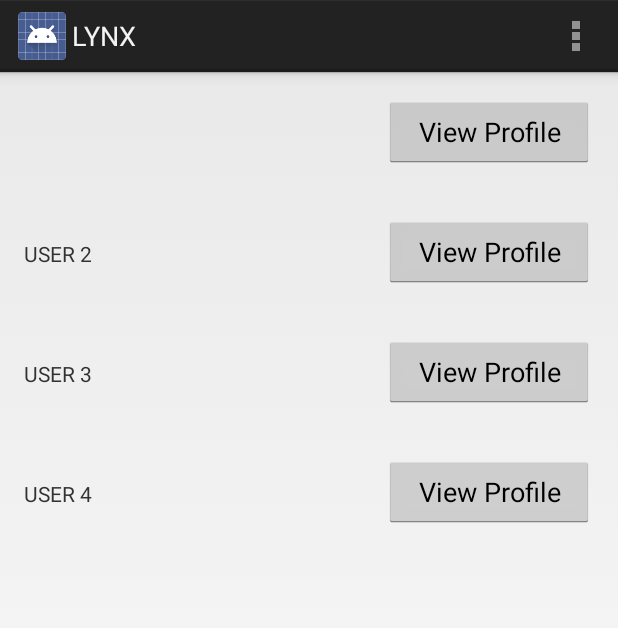
After one commit to vincelugli/GIT-MAD-Appathon, an Android app: the LynxAppActivity screen opened directly, with no data from a screen before it, on a phone screen of 412 x 824 dp. The commit adds this screen. Shown: the top 628 px of the screen. Run offline under Robolectric (Android 15) with nearby library versions, the phone set to English and light mode, and no system bars.

Commit message:
Added variable users to Lynx Activity. Pass username to Lynx Activity

```diff
--- a/Lynx/app/src/main/java/com/lynx/LoginActivity.java
+++ b/Lynx/app/src/main/java/com/lynx/LoginActivity.java
@@ -279,7 +279,9 @@ public class LoginActivity extends Activity implements LoaderCallbacks<Cursor>{
             showProgress(false);
 
             if (success) {
-                Intent lynxIntent = new Intent (getApplicationContext(), LynxActivity.class);
+                Intent lynxIntent = new Intent (getApplicationContext(), LynxAppActivity.class);
+                lynxIntent.putExtra("username", mUsername);
+
                 startActivity(lynxIntent);
                 finish();
             } else {
--- /dev/null
+++ b/Lynx/app/src/main/java/com/lynx/LynxAppActivity.java
@@ -0,0 +1,102 @@
+package com.lynx;
+
+import android.app.Activity;
+import android.app.ActionBar;
+import android.app.Fragment;
+import android.content.Intent;
+import android.os.Bundle;
+import android.util.Log;
+import android.view.LayoutInflater;
+import android.view.Menu;
+import android.view.MenuItem;
+import android.view.View;
+import android.view.ViewGroup;
+import android.os.Build;
+import android.widget.LinearLayout;
+import android.widget.TextView;
+
+
+public class LynxAppActivity extends Activity {
+
+    @Override
+    protected void onCreate(Bundle savedInstanceState) {
+        super.onCreate(savedInstanceState);
+        setContentView(R.layout.activity_lynx_app);
+//        if (savedInstanceState == null) {
+//            getFragmentManager().beginTransaction()
+//                    .add(R.id.container, new UserFragment())
+//                    .commit();
+//        }
+
+        LinearLayout fragmentContainer = (LinearLayout) findViewById(R.id.userLinearLayout);
+
+        LinearLayout layout = new LinearLayout(this);
+        layout.setOrientation(LinearLayout.VERTICAL);
+
+        layout.setId(R.id.layout);
+
+        Intent thisIntent = getIntent();
+
+        getFragmentManager().beginTransaction().add(layout.getId(), UserFragment.newInstance(
+                thisIntent.getStringExtra("username")), "user 1").commit();
+        getFragmentManager().beginTransaction().add(layout.getId(), UserFragment.newInstance("USER 2"), "user 2").commit();
+        getFragmentManager().beginTransaction().add(layout.getId(), UserFragment.newInstance("USER 3"), "user 3").commit();
+        getFragmentManager().beginTransaction().add(layout.getId(), UserFragment.newInstance("USER 4"), "user 4").commit();
+
+        fragmentContainer.addView(layout);
+    }
+
+
+    @Override
+    public boolean onCreateOptionsMenu(Menu menu) {
+        // Inflate the menu; this adds items to the action bar if it is present.
+        getMenuInflater().inflate(R.menu.lynx_app, menu);
+        return true;
+    }
+
+    @Override
+    public boolean onOptionsItemSelected(MenuItem item) {
+        // Handle action bar item clicks here. The action bar will
+        // automatically handle clicks on the Home/Up button, so long
+        // as you specify a parent activity in AndroidManifest.xml.
+        int id = item.getItemId();
+        if (id == R.id.action_settings) {
+            return true;
+        }
+        return super.onOptionsItemSelected(item);
+    }
+
+    /**
+     * A placeholder fragment containing a simple view.
+     */
+    public static class UserFragment extends Fragment {
+
+        public UserFragment() {
+        }
+
+        public static UserFragment newInstance(String text) {
+
+            UserFragment fragment = new UserFragment();
+
+            Bundle b = new Bundle();
+            b.putString("text", text);
+            fragment.setArguments(b);
+            return fragment;
+        }
+
+        @Override
+        public View onCreateView(LayoutInflater inflater, ViewGroup container, Bundle savedInstanceState) {
+
+            View v =  inflater.inflate(R.layout.fragment_lynx_app, container, false);
+
+            ((TextView) v.findViewById(R.id.userText)).setText(getArguments().getString("text"));
+            return v;
+        }
+    }
+
+    public void goToUserInfo(View view) {
+        Intent userInfoIntent = new Intent(this, UserInfoActivity.class);
+
+        startActivity(userInfoIntent);
+    }
+}
--- /dev/null
+++ b/Lynx/app/src/main/res/layout/activity_lynx_app.xml
@@ -0,0 +1,23 @@
+<FrameLayout xmlns:android="http://schemas.android.com/apk/res/android"
+    xmlns:tools="http://schemas.android.com/tools"
+    android:id="@+id/container"
+    android:layout_width="match_parent"
+    android:layout_height="match_parent"
+    tools:context="com.lynx.LynxAppActivity"
+    tools:ignore="MergeRootFrame">
+
+
+    <ScrollView
+        android:id="@+id/lynxScrollView"
+        android:layout_width="match_parent"
+        android:layout_height="match_parent" >
+
+        <LinearLayout
+            android:id="@+id/userLinearLayout"
+            android:layout_width="match_parent"
+            android:layout_height="wrap_content"
+            android:orientation="vertical" >
+
+        </LinearLayout>
+    </ScrollView>
+</FrameLayout>
--- /dev/null
+++ b/Lynx/app/src/main/res/layout/fragment_lynx_app.xml
@@ -0,0 +1,36 @@
+<RelativeLayout xmlns:android="http://schemas.android.com/apk/res/android"
+    xmlns:tools="http://schemas.android.com/tools"
+    android:layout_width="match_parent"
+    android:layout_height="match_parent"
+    android:paddingLeft="@dimen/activity_horizontal_margin"
+    android:paddingRight="@dimen/activity_horizontal_margin"
+    android:paddingTop="@dimen/activity_vertical_margin"
+    android:paddingBottom="@dimen/activity_vertical_margin"
+    tools:context="com.lynx.LynxAppActivity$UserFragment">
+
+    <LinearLayout
+        android:id="@+id/userFragment"
+        android:layout_width="wrap_content"
+        android:layout_height="wrap_content"
+        android:layout_alignParentBottom="true"
+        android:layout_alignParentLeft="true"
+        android:layout_alignParentRight="true"
+        android:layout_alignParentTop="true" >
+
+        <TextView
+            android:id="@+id/userText"
+            android:layout_width="0dp"
+            android:layout_height="wrap_content"
+            android:layout_weight="1"
+            android:text="" />
+
+        <Button
+            android:id="@+id/viewProfileButton"
+            android:layout_width="20dp"
+            android:layout_height="wrap_content"
+            android:layout_weight=".5"
+            android:onClick="goToUserInfo"
+            android:text="@string/view_profile" />
+    </LinearLayout>
+
+</RelativeLayout>
--- /dev/null
+++ b/Lynx/app/src/main/res/menu/lynx_app.xml
@@ -0,0 +1,8 @@
+<menu xmlns:android="http://schemas.android.com/apk/res/android"
+    xmlns:tools="http://schemas.android.com/tools"
+    tools:context="com.lynx.LynxAppActivity" >
+    <item android:id="@+id/action_settings"
+        android:title="@string/action_settings"
+        android:orderInCategory="100"
+        android:showAsAction="never" />
+</menu>
--- /dev/null
+++ b/Lynx/app/src/main/res/values/ids.xml
@@ -0,0 +1,4 @@
+<?xml version="1.0" encoding="utf-8"?>
+<resources>
+    <item type="id" name="layout" />
+</resources>
--- a/Lynx/app/src/main/res/values/strings.xml
+++ b/Lynx/app/src/main/res/values/strings.xml
@@ -13,7 +13,6 @@
     <string name="enter_password">Password</string>
     <string name="enter_password_confirm">Confirm Password</string>
     <string name="swipe">Swipe Left to Link Accounts</string>
-    <string name="title_activity_lynx">LynxActivity</string>
     <string name="hello_world">Hello world!</string>
     <string name="title_section1">Register</string>
     <string name="title_section2">Facebook</string>
@@ -23,8 +22,11 @@
     <string name="title_section6">GO!</string>
     <string name="hello_blank_fragment">Hello blank fragment</string>
     <string name="title_activity_linked_login">LinkedLoginActivity</string>
-
+    <string name="user">User</string>
+    <string name="view_profile">View Profile</string>
     <string name="facebook_app_id">870809469626549</string>
     <string name="title_facebook_login">LoginButton</string>
+    <string name="title_activity_user_info">UserInfoActivity</string>
+    <string name="title_activity_lynx">LYNX</string>
 
 </resources>
```
Also changed, not shown: Lynx/app/src/main/AndroidManifest.xml (+12 -2 lines), Lynx/app/src/main/java/com/lynx/LinkedLoginActivity.java (+8 -41 lines), Lynx/app/src/main/java/com/lynx/LynxActivity.java (deleted, +0 -36 lines), Lynx/app/src/main/java/com/lynx/RegisterActivity.java (+8 -5 lines), Lynx/app/src/main/java/com/lynx/UserInfoActivity.java (added, +36 -0 lines), Lynx/app/src/main/res/layout/activity_lynx.xml (deleted, +0 -17 lines), Lynx/app/src/main/res/layout/activity_user_info.xml (added, +16 -0 lines), Lynx/app/src/main/res/menu/lynx.xml (deleted, +0 -8 lines), Lynx/app/src/main/res/menu/user_info.xml (added, +8 -0 lines), 423 other files.
